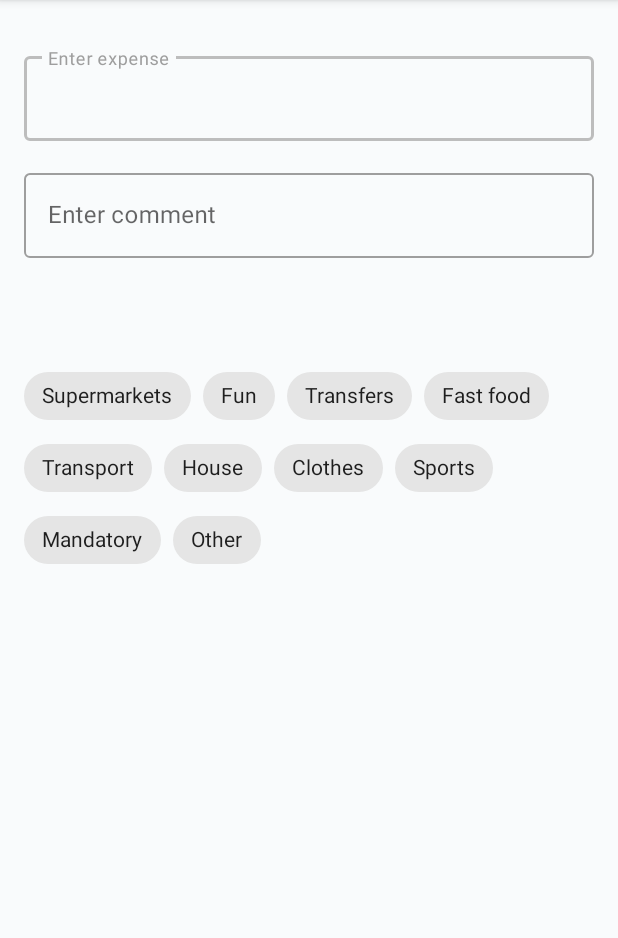
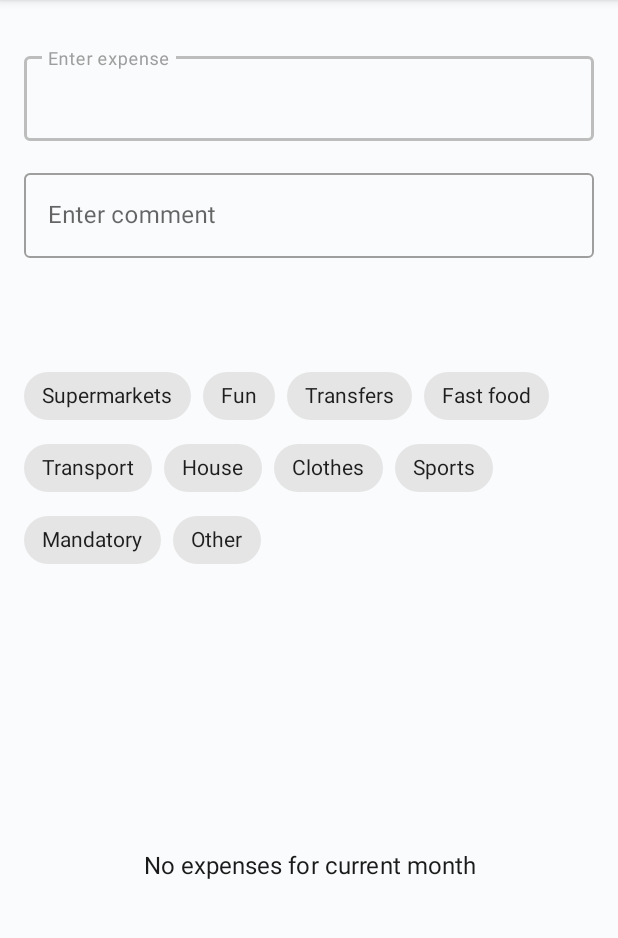
Before and after one commit to artyomefimov/ExpensesControl, an Android app: the fragment EnterExpenseFragment shown on its own in the app's theme, on a phone screen of 412 x 824 dp, the part 84-1022 px from its top. Run offline under Robolectric (Android 15) with nearby library versions, the phone set to English and light mode, and no system bars; our stand-ins replace Dagger/Hilt's generated code; 2 statements that could not run were skipped.

Commit message:
Добавлена строка, сообщающая об отсутствии трат за текущий месяц #20

```diff
--- a/app/src/main/java/com/artyomefimov/expensescontrol/presentation/view/expenses/EnterExpenseFragment.kt
+++ b/app/src/main/java/com/artyomefimov/expensescontrol/presentation/view/expenses/EnterExpenseFragment.kt
@@ -3,6 +3,7 @@ package com.artyomefimov.expensescontrol.presentation.view.expenses
 import android.os.Bundle
 import android.view.*
 import android.view.animation.AnimationUtils
+import androidx.core.view.isVisible
 import androidx.fragment.app.Fragment
 import androidx.fragment.app.viewModels
 import androidx.navigation.fragment.findNavController
@@ -95,6 +96,8 @@ class EnterExpenseFragment : Fragment() {
     }
 
     private fun updateExpenses(items: List<ExpenseInfo>) {
+        binding.noItemsTextView.isVisible = items.isEmpty()
+        binding.expensesRecyclerView.isVisible = items.isNotEmpty()
         val callback = ExpensesDiffUtilCallback(
             oldItems = adapter.getItems(),
             newItems = items
--- a/app/src/main/res/layout/fragment_enter_expense.xml
+++ b/app/src/main/res/layout/fragment_enter_expense.xml
@@ -108,4 +108,19 @@
         app:layout_constraintTop_toBottomOf="@id/categoriesGroup"
         tools:listitem="@layout/item_expense_info" />
 
+    <com.google.android.material.textview.MaterialTextView
+        android:id="@+id/noItemsTextView"
+        android:layout_width="0dp"
+        android:layout_height="wrap_content"
+        android:layout_marginStart="@dimen/margin_16dp"
+        android:layout_marginEnd="@dimen/margin_16dp"
+        android:gravity="center"
+        android:text="@string/no_expenses_for_current_month"
+        android:textAppearance="@style/TextStyle.Size16"
+        android:visibility="gone"
+        app:layout_constraintBottom_toBottomOf="parent"
+        app:layout_constraintEnd_toEndOf="parent"
+        app:layout_constraintStart_toStartOf="parent"
+        app:layout_constraintTop_toBottomOf="@id/categoriesGroup" />
+
 </androidx.constraintlayout.motion.widget.MotionLayout>
--- a/app/src/main/res/values/strings.xml
+++ b/app/src/main/res/values/strings.xml
@@ -51,4 +51,5 @@
     </string-array>
     <string name="common_sum">Common sum for these expenses is\n%1$s</string>
     <string name="no_matching_items">No items matching this filter</string>
+    <string name="no_expenses_for_current_month">No expenses for current month</string>
 </resources>
```
Also changed, not shown: 1 other file.
